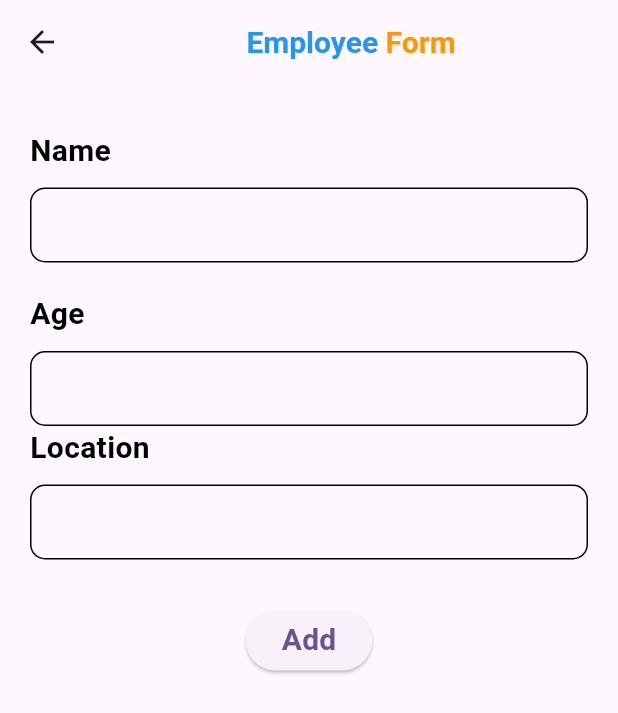
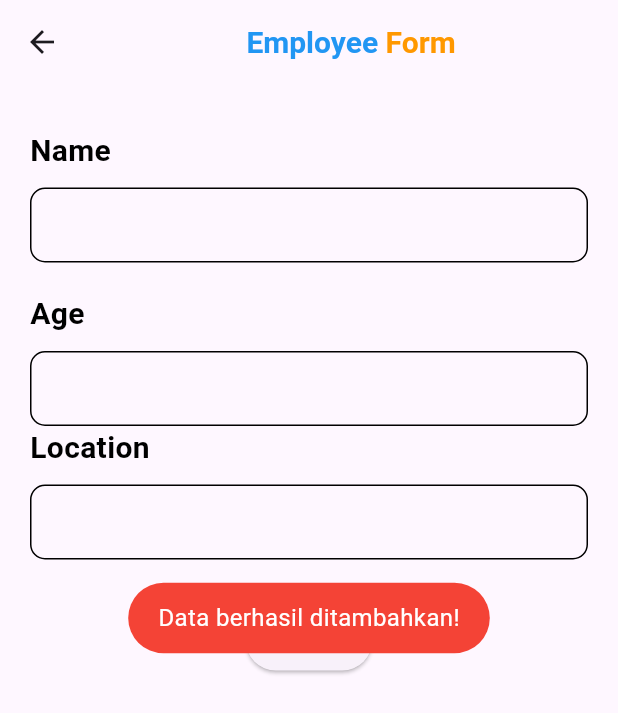
Before and after one commit to RianiDestianti/Flutter-CRUDFirebase, a Flutter app: the Employee screen opened directly, after a tap on "Add", on a phone screen of 412 x 824 dp. Shown: the top 713 px of the screen. Run offline on Flutter 3.47's test engine with Material 3 defaults, Android fonts, the phone set to English and light mode, and no system bars; our stand-ins replace cloud_firestore, firebase_core, fluttertoast, random_string; accounts and stored records are empty.

Commit message:
input form

```diff
--- a/lib/main.dart
+++ b/lib/main.dart
@@ -1,7 +1,11 @@
 import 'package:crud/pages/home.dart';
 import 'package:flutter/material.dart';
+import 'package:firebase_core/firebase_core.dart';
 
-void main() {
+
+void main() async {
+  WidgetsFlutterBinding.ensureInitialized();
+  await Firebase.initializeApp();
   runApp(const MyApp());
 }
 
--- a/lib/pages/employee.dart
+++ b/lib/pages/employee.dart
@@ -1,6 +1,7 @@
 import 'package:crud/service/database.dart';
 import 'package:flutter/material.dart';
 import 'package:random_string/random_string.dart';
+import 'package:fluttertoast/fluttertoast.dart'; // Pastikan ini di-import
 
 class Employee extends StatefulWidget {
   const Employee({super.key});
@@ -10,9 +11,9 @@ class Employee extends StatefulWidget {
 }
 
 class _EmployeeState extends State<Employee> {
-  TextEditingController nameController = new TextEditingController();
-  TextEditingController ageController = new TextEditingController();
-  TextEditingController locationController = new TextEditingController();
+  TextEditingController nameController = TextEditingController();
+  TextEditingController ageController = TextEditingController();
+  TextEditingController locationController = TextEditingController();
 
   @override
   Widget build(BuildContext context) {
@@ -29,7 +30,7 @@ class _EmployeeState extends State<Employee> {
                 fontWeight: FontWeight.bold,
               ),
             ),
-            SizedBox(width: 5), // Jarak antara dua teks
+            SizedBox(width: 5),
             Text(
               "Form",
               style: TextStyle(
@@ -44,7 +45,7 @@ class _EmployeeState extends State<Employee> {
       body: Container(
         margin: EdgeInsets.only(left: 20.0, top: 30.0, right: 20.0),
         child: Column(
-          crossAxisAlignment: CrossAxisAlignment.start, // Biar teks rata kiri
+          crossAxisAlignment: CrossAxisAlignment.start,
           children: [
             Text(
               "Name",
@@ -118,12 +119,20 @@ class _EmployeeState extends State<Employee> {
                     "Id": Id,
                     "Location": locationController.text,
                   };
-                  await DatabaseMethods().addEmployeeDetails(
-                    employeeInfoMap,
-                    Id,
+
+                  await DatabaseMethods().addEmployeeDetails(employeeInfoMap, Id);
+
+                  // Memunculkan toast setelah data berhasil disimpan
+                  Fluttertoast.showToast(
+                    msg: "Data berhasil ditambahkan!",
+                    toastLength: Toast.LENGTH_SHORT,
+                    gravity: ToastGravity.CENTER,
+                    timeInSecForIosWeb: 1,
+                    backgroundColor: Colors.red,
+                    textColor: Colors.white,
+                    fontSize: 16.0,
                   );
                 },
-
                 child: Text(
                   "Add",
                   style: TextStyle(fontSize: 20.0, fontWeight: FontWeight.bold),
@@ -133,6 +142,6 @@ class _EmployeeState extends State<Employee> {
           ],
         ),
       ),
-    ); // Scaffold
+    );
   }
 }
--- a/pubspec.yaml
+++ b/pubspec.yaml
@@ -37,6 +37,7 @@ dependencies:
   firebase_core: ^3.12.1
   cloud_firestore: ^5.6.5
   random_string: ^2.3.1
+  fluttertoast: ^8.2.12
 
 dev_dependencies:
   flutter_test:
```
Also changed, not shown: firebase.json (added), lib/firebase_options.dart (added), pubspec.lock, 2 other files.
